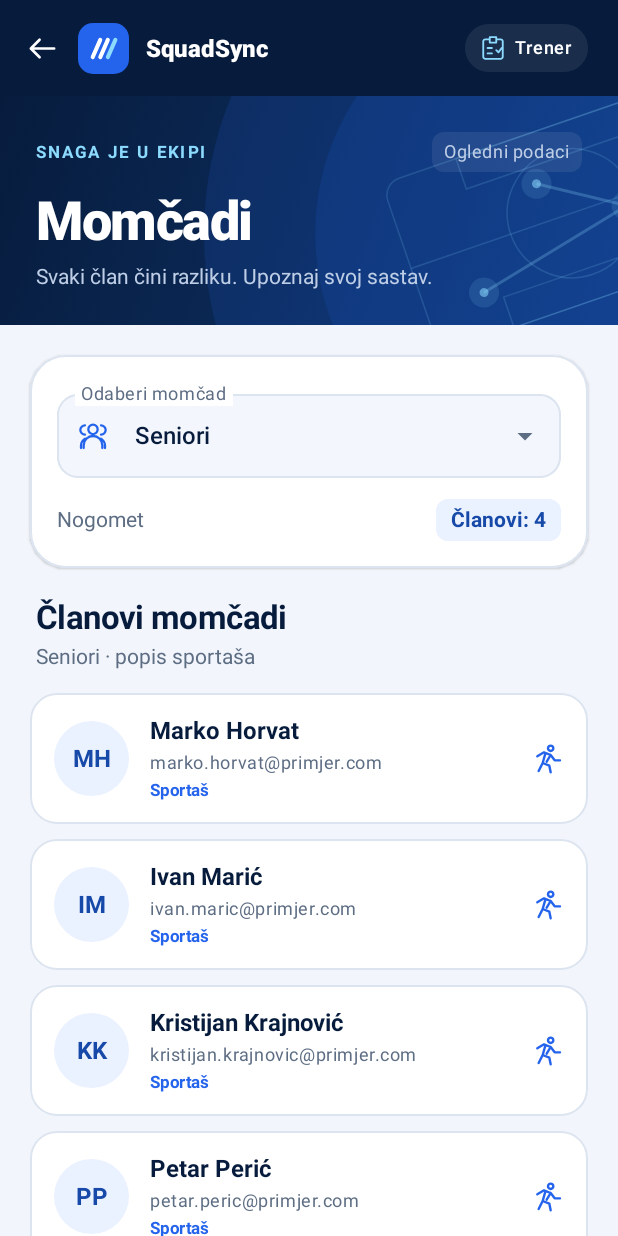
After one commit to mznidaric20/SquadSync, an Android app built with Jetpack Compose: the composable TeamsRoute called with empty values, on a phone screen of 412 x 824 dp. The commit adds this screen. Run offline under Robolectric (Android 15) with nearby library versions, the phone set to English and light mode, and no system bars.

Commit message:
SCRUM-61 Add team members screen with empty state
- Add team selection and member list with demo data
- Add empty team state and coach profile navigation
- Organize screen state using MVVM

```diff
--- a/app/src/main/java/hr/foi/squadsync/data/local/DemoAccounts.kt
+++ b/app/src/main/java/hr/foi/squadsync/data/local/DemoAccounts.kt
@@ -3,7 +3,6 @@ package hr.foi.squadsync.data.local
 import hr.foi.squadsync.domain.auth.RegistrationRequest
 import hr.foi.squadsync.domain.auth.UserRole
 
-/** Public development credentials; these seed the same list used by registration and login. */
 object DemoAccounts {
     val users: List<RegistrationRequest> = listOf(
         RegistrationRequest(
--- /dev/null
+++ b/app/src/main/java/hr/foi/squadsync/domain/teams/TeamModels.kt
@@ -0,0 +1,18 @@
+package hr.foi.squadsync.domain.teams
+
+data class TeamMember(
+    val id: String,
+    val firstName: String,
+    val lastName: String,
+    val email: String
+) {
+    val fullName: String get() = "$firstName $lastName".trim()
+    val initials: String get() = firstName.take(1) + lastName.take(1)
+}
+
+data class TeamRoster(
+    val id: String,
+    val name: String,
+    val sport: String,
+    val members: List<TeamMember>
+)
--- /dev/null
+++ b/app/src/main/java/hr/foi/squadsync/ui/teams/TeamsRoute.kt
@@ -0,0 +1,29 @@
+package hr.foi.squadsync.ui.teams
+
+import androidx.compose.runtime.Composable
+import androidx.compose.runtime.getValue
+import androidx.compose.runtime.remember
+import androidx.lifecycle.compose.collectAsStateWithLifecycle
+import androidx.lifecycle.createSavedStateHandle
+import androidx.lifecycle.viewmodel.compose.viewModel
+import androidx.lifecycle.viewmodel.initializer
+import androidx.lifecycle.viewmodel.viewModelFactory
+import hr.foi.squadsync.ui.teams.demo.DemoTeamRosters
+
+@Composable
+fun TeamsRoute(coachId: String, onBack: () -> Unit) {
+    val factory = remember {
+        viewModelFactory {
+            initializer {
+                TeamsViewModel(
+                    initialTeams = DemoTeamRosters.teams,
+                    savedStateHandle = createSavedStateHandle(),
+                    isDemo = true
+                )
+            }
+        }
+    }
+    val viewModel: TeamsViewModel = viewModel(key = "teams_$coachId", factory = factory)
+    val state by viewModel.uiState.collectAsStateWithLifecycle()
+    TeamsScreen(state = state, onTeamSelect = viewModel::selectTeam, onBack = onBack)
+}
--- /dev/null
+++ b/app/src/main/java/hr/foi/squadsync/ui/teams/TeamsScreen.kt
@@ -0,0 +1,289 @@
+package hr.foi.squadsync.ui.teams
+
+import androidx.compose.foundation.BorderStroke
+import androidx.compose.foundation.background
+import androidx.compose.foundation.layout.*
+import androidx.compose.foundation.lazy.LazyColumn
+import androidx.compose.foundation.lazy.items
+import androidx.compose.foundation.shape.CircleShape
+import androidx.compose.foundation.shape.RoundedCornerShape
+import androidx.compose.material3.*
+import androidx.compose.runtime.*
+import androidx.compose.ui.Alignment
+import androidx.compose.ui.Modifier
+import androidx.compose.ui.draw.rotate
+import androidx.compose.ui.graphics.Brush
+import androidx.compose.ui.graphics.Color
+import androidx.compose.ui.platform.testTag
+import androidx.compose.ui.res.painterResource
+import androidx.compose.ui.res.stringResource
+import androidx.compose.ui.semantics.heading
+import androidx.compose.ui.semantics.semantics
+import androidx.compose.ui.text.font.FontWeight
+import androidx.compose.ui.text.style.TextAlign
+import androidx.compose.ui.text.style.TextOverflow
+import androidx.compose.ui.tooling.preview.Preview
+import androidx.compose.ui.unit.dp
+import androidx.compose.ui.unit.sp
+import hr.foi.squadsync.R
+import hr.foi.squadsync.domain.teams.TeamMember
+import hr.foi.squadsync.domain.teams.TeamRoster
+import hr.foi.squadsync.ui.auth.AuthIcon
+import hr.foi.squadsync.ui.auth.CourtArtwork
+import hr.foi.squadsync.ui.auth.SquadBrand
+import hr.foi.squadsync.ui.teams.demo.DemoTeamRosters
+import hr.foi.squadsync.ui.theme.SquadCyan
+import hr.foi.squadsync.ui.theme.SquadNavy
+import hr.foi.squadsync.ui.theme.SquadSyncTheme
+
+@Composable
+fun TeamsScreen(
+    state: TeamsUiState,
+    onTeamSelect: (String) -> Unit,
+    onBack: () -> Unit,
+    modifier: Modifier = Modifier
+) {
+    val selectedTeam = state.selectedTeam
+    Scaffold(
+        modifier = modifier,
+        containerColor = MaterialTheme.colorScheme.background,
+        topBar = { TeamsTopBar(onBack) }
+    ) { innerPadding ->
+        LazyColumn(
+            modifier = Modifier.fillMaxSize().padding(innerPadding).consumeWindowInsets(innerPadding)
+                .testTag("teams_list"),
+            contentPadding = PaddingValues(bottom = 24.dp),
+            horizontalAlignment = Alignment.CenterHorizontally
+        ) {
+            item(key = "intro") { TeamsIntro(isDemo = state.isDemo) }
+            if (selectedTeam != null) {
+                item(key = "selector") {
+                    TeamSelector(state.teams, selectedTeam, onTeamSelect,
+                        Modifier.widthIn(max = 680.dp).fillMaxWidth().padding(horizontal = 20.dp, vertical = 20.dp))
+                }
+                item(key = "members_heading") {
+                    RosterHeading(selectedTeam,
+                        Modifier.widthIn(max = 680.dp).fillMaxWidth().padding(horizontal = 24.dp).padding(bottom = 16.dp))
+                }
+                if (selectedTeam.members.isEmpty()) {
+                    item(key = "empty_roster_${selectedTeam.id}") {
+                        TeamsEmptyState(
+                            title = stringResource(R.string.teams_empty_title),
+                            description = stringResource(R.string.teams_empty_description),
+                            modifier = Modifier.widthIn(max = 680.dp).fillMaxWidth().padding(horizontal = 20.dp)
+                                .testTag("empty_team")
+                        )
+                    }
+                } else {
+                    items(selectedTeam.members, key = { "${selectedTeam.id}_${it.id}" }) { member ->
+                        MemberCard(member, Modifier.widthIn(max = 680.dp).fillMaxWidth()
+                            .padding(horizontal = 20.dp).padding(bottom = 10.dp))
+                    }
+                }
+            } else {
+                item(key = "no_teams") {
+                    TeamsEmptyState(
+                        title = stringResource(R.string.teams_none_title),
+                        description = stringResource(R.string.teams_none_description),
+                        modifier = Modifier.widthIn(max = 680.dp).fillMaxWidth().padding(20.dp)
+                            .testTag("no_teams")
+                    )
+                }
+            }
+        }
+    }
+}
+
+@Composable
+private fun TeamsTopBar(onBack: () -> Unit) {
+    Row(
+        modifier = Modifier.fillMaxWidth().background(SquadNavy).statusBarsPadding()
+            .windowInsetsPadding(WindowInsets.safeDrawing.only(WindowInsetsSides.Horizontal))
+            .padding(start = 4.dp, end = 20.dp, top = 8.dp, bottom = 8.dp),
+        verticalAlignment = Alignment.CenterVertically
+    ) {
+        IconButton(onClick = onBack, modifier = Modifier.testTag("teams_back")) {
+            Icon(painterResource(R.drawable.ic_arrow), contentDescription = stringResource(R.string.teams_back),
+                tint = Color.White, modifier = Modifier.size(23.dp).rotate(180f))
+        }
+        SquadBrand(compact = true)
+        Spacer(Modifier.weight(1f))
+        Surface(color = Color.White.copy(alpha = 0.08f), shape = RoundedCornerShape(50)) {
+            Row(Modifier.padding(horizontal = 10.dp, vertical = 7.dp), verticalAlignment = Alignment.CenterVertically,
+                horizontalArrangement = Arrangement.spacedBy(6.dp)) {
+                AuthIcon(R.drawable.ic_coach, Modifier.size(17.dp), tint = SquadCyan)
+                Text(stringResource(R.string.role_coach), color = Color.White,
+                    style = MaterialTheme.typography.labelMedium)
+            }
+        }
+    }
+}
+
+@Composable
+private fun TeamsIntro(isDemo: Boolean) {
+    Box(Modifier.fillMaxWidth().background(Brush.linearGradient(listOf(SquadNavy, Color(0xFF0E3670))))) {
+        CourtArtwork(Modifier.matchParentSize())
+        Column(Modifier.widthIn(max = 680.dp).fillMaxWidth().align(Alignment.Center)
+            .padding(horizontal = 24.dp, vertical = 24.dp)) {
+            Row(Modifier.fillMaxWidth(), verticalAlignment = Alignment.CenterVertically) {
+                Text(stringResource(R.string.teams_eyebrow), color = SquadCyan,
+                    style = MaterialTheme.typography.labelSmall, modifier = Modifier.weight(1f))
+                if (isDemo) {
+                    Surface(color = Color.White.copy(alpha = 0.08f), shape = RoundedCornerShape(8.dp)) {
+                        Text(stringResource(R.string.teams_demo_badge), color = Color(0xFFBECEE6),
+                            style = MaterialTheme.typography.bodySmall,
+                            modifier = Modifier.padding(horizontal = 8.dp, vertical = 5.dp))
+                    }
+                }
+            }
+            Spacer(Modifier.height(12.dp))
+            Text(stringResource(R.string.teams_title), color = Color.White,
+                style = MaterialTheme.typography.displaySmall, modifier = Modifier.semantics { heading() })
+            Spacer(Modifier.height(8.dp))
+            Text(stringResource(R.string.teams_description), color = Color(0xFFBECEE6),
+                style = MaterialTheme.typography.bodyMedium, modifier = Modifier.widthIn(max = 330.dp))
+        }
+    }
+}
+
+@OptIn(ExperimentalMaterial3Api::class)
+@Composable
+private fun TeamSelector(teams: List<TeamRoster>, selectedTeam: TeamRoster, onSelect: (String) -> Unit, modifier: Modifier) {
+    var expanded by remember { mutableStateOf(false) }
+    Surface(modifier, shape = RoundedCornerShape(24.dp),
+        border = BorderStroke(1.dp, MaterialTheme.colorScheme.outlineVariant), shadowElevation = 1.dp) {
+        Column(Modifier.padding(18.dp), verticalArrangement = Arrangement.spacedBy(14.dp)) {
+            ExposedDropdownMenuBox(expanded = expanded, onExpandedChange = { expanded = it }) {
+                OutlinedTextField(
+                    value = selectedTeam.name,
+                    onValueChange = {},
+                    readOnly = true,
+                    singleLine = true,
+                    textStyle = MaterialTheme.typography.titleMedium,
+                    label = { Text(stringResource(R.string.teams_select_label)) },
+                    leadingIcon = { AuthIcon(R.drawable.ic_team, tint = MaterialTheme.colorScheme.primary) },
+                    trailingIcon = { ExposedDropdownMenuDefaults.TrailingIcon(expanded) },
+                    shape = RoundedCornerShape(14.dp),
+                    colors = OutlinedTextFieldDefaults.colors(
+                        unfocusedContainerColor = MaterialTheme.colorScheme.surfaceVariant,
+                        focusedContainerColor = MaterialTheme.colorScheme.surfaceVariant,
+                        unfocusedBorderColor = MaterialTheme.colorScheme.outlineVariant),
+                    modifier = Modifier.fillMaxWidth().menuAnchor(ExposedDropdownMenuAnchorType.PrimaryNotEditable)
+                        .testTag("team_selector")
+                )
+                ExposedDropdownMenu(expanded = expanded, onDismissRequest = { expanded = false }) {
+                    teams.forEach { team ->
+                        DropdownMenuItem(
+                            text = {
+                                Column {
+                                    Text(team.name, style = MaterialTheme.typography.titleMedium)
+                                    Text(stringResource(R.string.teams_members_count, team.members.size),
+                                        style = MaterialTheme.typography.bodySmall,
+                                        color = MaterialTheme.colorScheme.onSurfaceVariant)
+                                }
+                            },
+                            leadingIcon = { AuthIcon(R.drawable.ic_team, tint = MaterialTheme.colorScheme.primary) },
+                            trailingIcon = if (team.id == selectedTeam.id) {{
+                                AuthIcon(R.drawable.ic_check, tint = MaterialTheme.colorScheme.primary)
+                            }} else null,
+                            onClick = { expanded = false; onSelect(team.id) },
+                            modifier = Modifier.testTag("select_${team.id}")
+                        )
+                    }
+                }
+            }
+            Row(Modifier.fillMaxWidth(), verticalAlignment = Alignment.CenterVertically,
+                horizontalArrangement = Arrangement.spacedBy(12.dp)) {
+                Text(selectedTeam.sport, style = MaterialTheme.typography.bodyMedium,
+                    color = MaterialTheme.colorScheme.onSurfaceVariant, modifier = Modifier.weight(1f))
+                Surface(color = MaterialTheme.colorScheme.primaryContainer, shape = RoundedCornerShape(8.dp)) {
+                    Text(stringResource(R.string.teams_members_count, selectedTeam.members.size),
+                        style = MaterialTheme.typography.labelLarge, color = MaterialTheme.colorScheme.onPrimaryContainer,
+                        modifier = Modifier.padding(horizontal = 10.dp, vertical = 6.dp))
+                }
+            }
+        }
+    }
+}
+
+@Composable
+private fun RosterHeading(team: TeamRoster, modifier: Modifier) {
+    Column(modifier, verticalArrangement = Arrangement.spacedBy(5.dp)) {
+        Text(stringResource(R.string.teams_members_heading), style = MaterialTheme.typography.titleLarge,
+            modifier = Modifier.semantics { heading() })
+        Text(stringResource(R.string.teams_roster_description, team.name), style = MaterialTheme.typography.bodyMedium,
+            color = MaterialTheme.colorScheme.onSurfaceVariant)
+    }
+}
+
+@Composable
+private fun MemberCard(member: TeamMember, modifier: Modifier) {
+    Surface(modifier.semantics(mergeDescendants = true) {}.testTag("member_${member.id}"),
+        shape = RoundedCornerShape(18.dp), border = BorderStroke(1.dp, MaterialTheme.colorScheme.outlineVariant)) {
+        Row(Modifier.padding(16.dp), verticalAlignment = Alignment.CenterVertically,
+            horizontalArrangement = Arrangement.spacedBy(14.dp)) {
+            Box(Modifier.size(50.dp).background(MaterialTheme.colorScheme.primaryContainer, CircleShape),
+                contentAlignment = Alignment.Center) {
+                Text(member.initials, style = MaterialTheme.typography.titleMedium,
+                    color = MaterialTheme.colorScheme.onPrimaryContainer, fontWeight = FontWeight.Bold)
+            }
+            Column(Modifier.weight(1f), verticalArrangement = Arrangement.spacedBy(4.dp)) {
+                Text(member.fullName, style = MaterialTheme.typography.titleMedium, fontWeight = FontWeight.Bold)
+                Text(member.email, style = MaterialTheme.typography.bodySmall,
+                    color = MaterialTheme.colorScheme.onSurfaceVariant, maxLines = 1, overflow = TextOverflow.Ellipsis)
+                Text(stringResource(R.string.role_athlete), color = MaterialTheme.colorScheme.primary,
+                    style = MaterialTheme.typography.labelSmall.copy(letterSpacing = 0.2.sp))
+            }
+            AuthIcon(R.drawable.ic_athlete, tint = MaterialTheme.colorScheme.primary)
+        }
+    }
+}
+
+@Composable
+private fun TeamsEmptyState(title: String, description: String, modifier: Modifier) {
+    Surface(modifier, shape = RoundedCornerShape(24.dp),
+        border = BorderStroke(1.dp, MaterialTheme.colorScheme.outlineVariant)) {
+        Column(Modifier.fillMaxWidth().padding(horizontal = 24.dp, vertical = 36.dp),
+            horizontalAlignment = Alignment.CenterHorizontally, verticalArrangement = Arrangement.spacedBy(14.dp)) {
+            Box(Modifier.size(80.dp).background(MaterialTheme.colorScheme.primaryContainer, CircleShape),
+                contentAlignment = Alignment.Center) {
+                Icon(painterResource(R.drawable.ic_team), contentDescription = null, modifier = Modifier.size(36.dp),
+                    tint = MaterialTheme.colorScheme.onPrimaryContainer)
+            }
+            Text(title, style = MaterialTheme.typography.titleLarge, textAlign = TextAlign.Center)
+            Text(description, style = MaterialTheme.typography.bodyMedium, textAlign = TextAlign.Center,
+                color = MaterialTheme.colorScheme.onSurfaceVariant, modifier = Modifier.widthIn(max = 330.dp))
+        }
+    }
+}
+
+@Preview(showBackground = true, widthDp = 390, heightDp = 920)
+@Preview(showBackground = true, widthDp = 900, heightDp = 920)
+@Composable
+private fun TeamsPreview() {
+    SquadSyncTheme(darkTheme = false) {
+        TeamsScreen(TeamsUiState(DemoTeamRosters.teams, DemoTeamRosters.teams.first().id, isDemo = true), {}, {})
+    }
+}
+
+@Preview(showBackground = true, widthDp = 360, heightDp = 840)
+@Composable
+private fun EmptyTeamPreview() {
+    SquadSyncTheme(darkTheme = false) {
+        TeamsScreen(TeamsUiState(DemoTeamRosters.teams, DemoTeamRosters.teams.last().id, isDemo = true), {}, {})
+    }
+}
+
+@Preview(showBackground = true, widthDp = 390, heightDp = 920)
+@Composable
+private fun TeamsDarkPreview() {
+    SquadSyncTheme(darkTheme = true) {
+        TeamsScreen(TeamsUiState(DemoTeamRosters.teams, DemoTeamRosters.teams.first().id, isDemo = true), {}, {})
+    }
+}
+
+@Preview(showBackground = true, widthDp = 360, heightDp = 840)
+@Composable
+private fun NoTeamsPreview() {
+    SquadSyncTheme(darkTheme = false) { TeamsScreen(TeamsUiState(), {}, {}) }
+}
--- /dev/null
+++ b/app/src/main/java/hr/foi/squadsync/ui/teams/TeamsViewModel.kt
@@ -0,0 +1,38 @@
+package hr.foi.squadsync.ui.teams
+
+import androidx.lifecycle.SavedStateHandle
+import androidx.lifecycle.ViewModel
+import hr.foi.squadsync.domain.teams.TeamRoster
+import kotlinx.coroutines.flow.MutableStateFlow
+import kotlinx.coroutines.flow.asStateFlow
+import kotlinx.coroutines.flow.update
+
+data class TeamsUiState(
+    val teams: List<TeamRoster> = emptyList(),
+    val selectedTeamId: String? = null,
+    val isDemo: Boolean = false
+) {
+    val selectedTeam: TeamRoster? get() = teams.firstOrNull { it.id == selectedTeamId }
+}
+
+class TeamsViewModel(
+    initialTeams: List<TeamRoster>,
+    private val savedStateHandle: SavedStateHandle,
+    isDemo: Boolean = false
+) : ViewModel() {
+    private val teams = initialTeams.map { it.copy(members = it.members.toList()) }
+    private val initialSelection = savedStateHandle.get<String>(SELECTED_TEAM)
+        ?.takeIf { id -> teams.any { it.id == id } } ?: teams.firstOrNull()?.id
+    private val _uiState = MutableStateFlow(TeamsUiState(teams, initialSelection, isDemo))
+    val uiState = _uiState.asStateFlow()
+
+    fun selectTeam(teamId: String) {
+        if (teams.none { it.id == teamId }) return
+        savedStateHandle[SELECTED_TEAM] = teamId
+        _uiState.update { it.copy(selectedTeamId = teamId) }
+    }
+
+    private companion object {
+        const val SELECTED_TEAM = "selected_team_id"
+    }
+}
--- /dev/null
+++ b/app/src/main/res/drawable/ic_team.xml
@@ -0,0 +1,3 @@
+<vector xmlns:android="http://schemas.android.com/apk/res/android" android:width="24dp" android:height="24dp" android:viewportWidth="24" android:viewportHeight="24">
+    <path android:strokeColor="#000000" android:strokeWidth="1.7" android:strokeLineCap="round" android:strokeLineJoin="round" android:fillColor="@android:color/transparent" android:pathData="M15.5,7a3.5,3.5 0,1 1,-7 0a3.5,3.5 0,0 1,7 0M5,21v-2a7,7 0,0 1,14 0v2M18,4a3.5,3.5 0,0 1,0 7M21,21v-2a6,6 0,0 0,-3 -5M6,4a3.5,3.5 0,0 0,0 7M3,21v-2a6,6 0,0 1,3 -5" />
+</vector>
--- a/app/src/main/res/values/strings.xml
+++ b/app/src/main/res/values/strings.xml
@@ -59,4 +59,18 @@
     <string name="refresh_profile">Osvježi profil</string>
     <string name="session_saved">Prijava je spremljena</string>
     <string name="profile_local_note">Račun je trenutačno dostupan na ovom uređaju.</string>
+    <string name="open_teams">Moje momčadi</string>
+    <string name="teams_title">Momčadi</string>
+    <string name="teams_eyebrow">SNAGA JE U EKIPI</string>
+    <string name="teams_description">Svaki član čini razliku. Upoznaj svoj sastav.</string>
+    <string name="teams_back">Natrag na profil</string>
+    <string name="teams_select_label">Odaberi momčad</string>
+    <string name="teams_members_count">Članovi: %1$d</string>
+    <string name="teams_members_heading">Članovi momčadi</string>
+    <string name="teams_roster_description">%1$s · popis sportaša</string>
+    <string name="teams_demo_badge">Ogledni podaci</string>
+    <string name="teams_empty_title">Momčad još nema članova.</string>
+    <string name="teams_empty_description">Sastav je zasad prazan. Sportaši će se prikazati ovdje kada budu dodani u ovu momčad.</string>
+    <string name="teams_none_title">Tvoja ekipa tek nastaje.</string>
+    <string name="teams_none_description">Trenutačno nema momčadi za prikaz. Ovdje ćeš moći odabrati momčad i pregledati njezine članove.</string>
 </resources>
```
Also changed, not shown: app/src/main/java/hr/foi/squadsync/ui/auth/SessionScreen.kt (+16 -1 lines), app/src/main/java/hr/foi/squadsync/ui/auth/SquadSyncApp.kt (+23 -4 lines), app/src/main/java/hr/foi/squadsync/ui/teams/demo/DemoTeamRosters.kt (added, +22 -0 lines), 2 other files.
